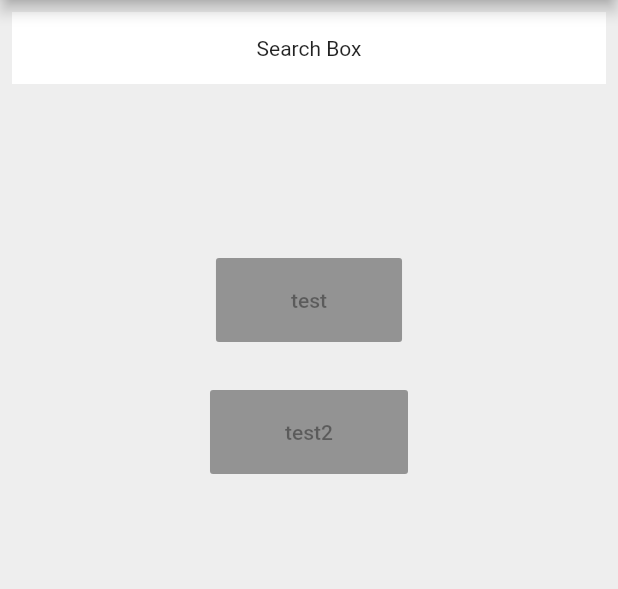
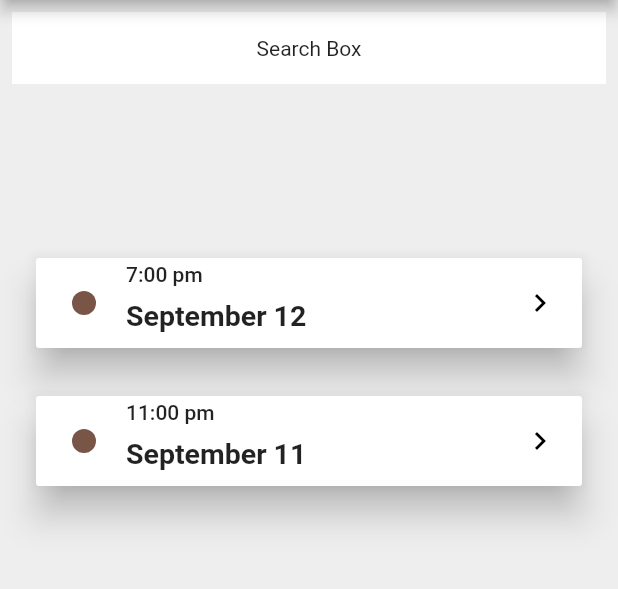
Before and after one commit to rprater/SmartJournal, a Flutter app: the screen it shows after launch, on a phone screen of 412 x 824 dp, the part 84-673 px from its top. Run offline on Flutter 3.47's test engine with Material 2 defaults, Android fonts, the phone set to English and light mode, and no system bars; missing offline and left inert: demoji.

Commit message:
comprehensive UI adjustments

```diff
--- a/flutter_app/lib/screens/journal.dart
+++ b/flutter_app/lib/screens/journal.dart
@@ -1,14 +1,14 @@
 import 'package:flutter/material.dart';
 import 'package:flutter_app/constants.dart';
 import 'package:flutter_app/screens/entry.dart';
+import 'dart:math';
 
 class Journal extends StatelessWidget {
-
   static const String routeName = 'entry_list';
 
   @override
   Widget build(BuildContext context) {
-    return Scaffold (
+    return Scaffold(
         appBar: AppBar(
             leading: GestureDetector(
               onTap: () {
@@ -19,7 +19,7 @@ class Journal extends StatelessWidget {
             title: Text("Journal"),
             centerTitle: true,
             backgroundColor: const Color(0x9F9A90),
-        actions: <Widget> [
+            actions: <Widget>[
               IconButton(
                 icon: Icon(Icons.apps),
                 tooltip: 'Open the apps',
@@ -27,71 +27,86 @@ class Journal extends StatelessWidget {
                   print("Open up a list of apps");
                 },
               )
-        ]
-      ),
-
+            ]),
         backgroundColor: Colors.grey.shade200,
-
         body: SingleChildScrollView(
           child: Padding(
             padding: const EdgeInsets.all(8.0),
-
             child: Column(
-
               mainAxisAlignment: MainAxisAlignment.center,
               crossAxisAlignment: CrossAxisAlignment.center,
-
               children: [
-
-                  Column(
-
-                    children: <Widget>[
+                Column(children: <Widget>[
                   Container(
                     padding: EdgeInsets.all(16.0),
                     color: Colors.white,
-                        child: Center(
-                          child: Text("Search Box")
+                    child: Center(child: Text("Search Box")),
+                  ),
+                  buildMyButtons()
+                ])
+              ],
             ),
           ),
-                      buildMyButtons()
-                    ]
-                  )
-
-                ],
-
-              ),
-            ),
-          )
-    );
+        ));
   }
 
-    Center buildMyButtons()
-    {
+  Center buildMyButtons() {
     // implement some logic to call the myButton method
     return Center(
-        child: Column(
-          mainAxisSize: MainAxisSize.min,
-          children: <Widget> [
-            SizedBox( height: 100 ),
-            myButton("test", ""),
-            myButton("test2", "")
-          ]
-        )
-      );
+        child: Column(mainAxisSize: MainAxisSize.min, children: <Widget>[
+      SizedBox(height: 100),
+      myButton("September 12", "7:00 pm", 0xFFFFFF),
+      myButton("September 11", "11:00 pm", 0xFFFFF)
+    ]));
   }
 
-    Padding myButton(String textInput, String heading)
-    {
+  Padding myButton(String cardName, String date, int color1) {
+    double elementHeight = 60.0;
     return Padding(
         padding: EdgeInsets.all(16.0),
+        child: ButtonTheme(
+          height: elementHeight,
           child: RaisedButton(
-          padding: EdgeInsets.fromLTRB(50.0, 20, 50, 20),
             color: Colors.white,
-          focusColor: Colors.white,
             elevation: 10.0,
-          child: Text(textInput)
+            child: Row(
+              mainAxisAlignment: MainAxisAlignment.start,
+              children: <Widget>[
+                Container(
+                  margin: EdgeInsets.fromLTRB(8,8,20,8),
+                  width: 16.0,
+                  height: 16.0,
+                  decoration: BoxDecoration(
+                    color: Colors.primaries[Random().nextInt(Colors.primaries.length)], borderRadius: BorderRadius.circular(40.0)),
+                ),
+                Column(
+                  crossAxisAlignment: CrossAxisAlignment.start,
+                  children: <Widget> [
+                    Text(date),
+
+                    Padding(
+                      padding: EdgeInsets.symmetric(vertical: 8.0),
+                      child: Text(
+                        cardName,
+                        style: TextStyle(
+                          fontWeight: FontWeight.bold,
+                          fontSize: 19.0,
                         )
-      );
+                      )
+                    ),
+                  ]
+                ),
+                Spacer(),
+                Icon(
+                  Icons.navigate_next, color: Colors.black
+                )
+              ],
+            ),
+            onPressed: () {
+              print("direct to a card");
+            },
+          ),
+        ));
   }
 }
 
@@ -106,18 +121,13 @@ class JournalButton extends StatefulWidget {
 }
 
 class RaisedButtonState extends State<JournalButton> {
-
   @override
-  Widget build(BuildContext context)
-  {
+  Widget build(BuildContext context) {
     return Padding(
         padding: EdgeInsets.all(8.0),
         child: new RaisedButton(
           child: Text("Click Here"),
-          onPressed: () => {
-            print("The Button was Pressed")
-          },
-        )
-      );
+          onPressed: () => {print("The Button was Pressed")},
+        ));
   }
 }
```
Lines whose indentation alone changed are shown as unchanged.
